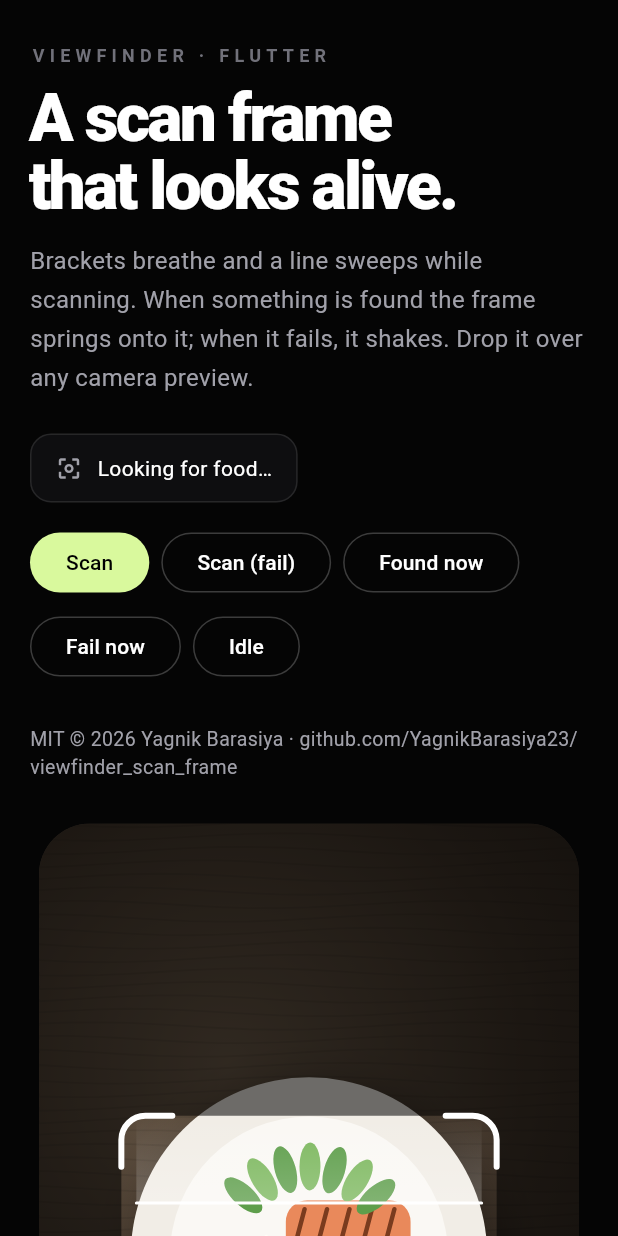
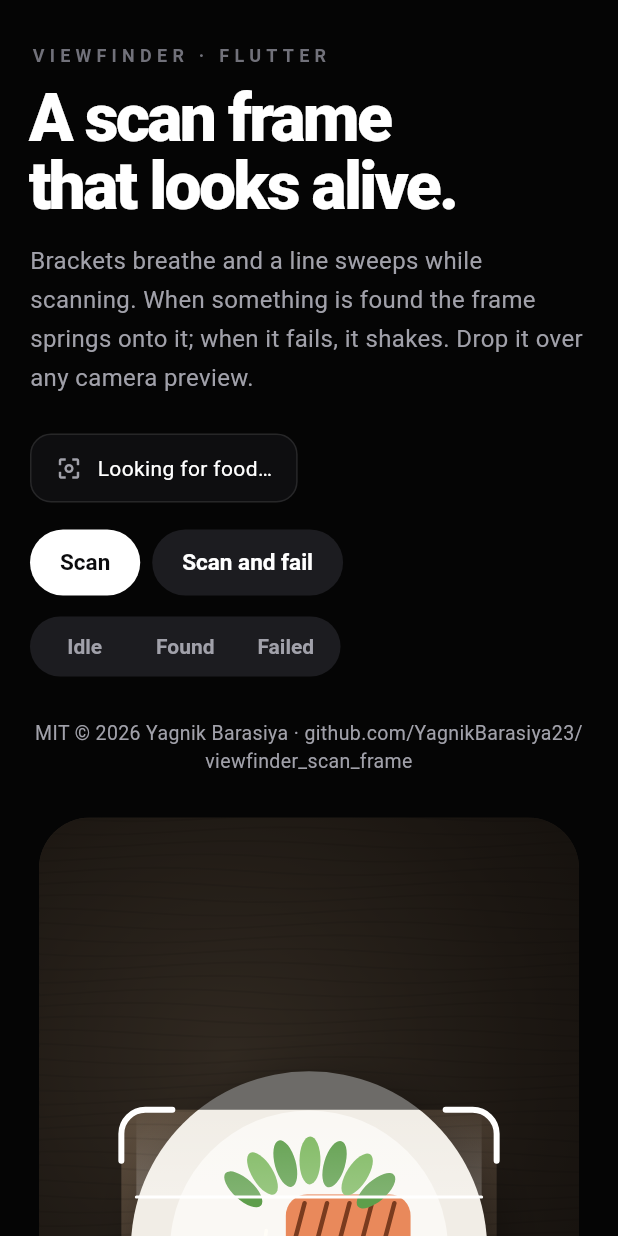
Before and after one commit to YagnikBarasiya23/viewfinder_scan_frame, a Flutter app: the screen it shows after launch, on a phone screen of 412 x 824 dp. Run offline on Flutter 3.47's test engine with Material 3 defaults, Android fonts, the phone set to English and light mode, and no system bars.

Commit message:
Restyle the demo: segmented control, pill buttons, edge-to-edge

```diff
--- /dev/null
+++ b/example/lib/controls.dart
@@ -0,0 +1,189 @@
+// Demo controls shared by every component demo: a segmented control with a
+// sliding thumb, pill buttons and colour swatches. Each demo keeps its own copy.
+import 'package:flutter/cupertino.dart';
+import 'package:flutter/material.dart';
+
+const kTrack = Color(0xFF1C1C20);
+const kThumb = Color(0xFF3A3A40);
+const kControlMuted = Color(0xFFA1A1AA);
+const _disabledBg = Color(0xFF26262A);
+const _disabledFg = Color(0xFF71717A);
+
+/// Slider and switch colours to match the controls below.
+ThemeData demoControlsTheme(ThemeData base) => base.copyWith(
+  sliderTheme: const SliderThemeData(
+    activeTrackColor: Colors.white,
+    inactiveTrackColor: kTrack,
+    thumbColor: Colors.white,
+    overlayColor: Color(0x14FFFFFF),
+    trackHeight: 4,
+  ),
+);
+
+/// An iOS-style segmented control. The thumb slides to the selected segment;
+/// with no selection it hides, which suits segments that are actions.
+class Segmented<T> extends StatelessWidget {
+  const Segmented({super.key, required this.segments, required this.selected, required this.onChanged, this.expand = false});
+
+  final Map<T, String> segments;
+  final T? selected;
+  final ValueChanged<T>? onChanged;
+
+  /// Fill the available width instead of sizing to the longest label.
+  final bool expand;
+
+  @override
+  Widget build(BuildContext context) {
+    final keys = segments.keys.toList();
+    final index = selected == null ? -1 : keys.indexOf(selected as T);
+    final enabled = onChanged != null;
+    final reduceMotion = MediaQuery.maybeDisableAnimationsOf(context) ?? false;
+    final x = keys.length < 2 ? 0.0 : -1 + 2 * (index < 0 ? 0 : index) / (keys.length - 1);
+
+    Widget control = Container(
+      height: 40,
+      padding: const EdgeInsets.all(3),
+      decoration: const ShapeDecoration(color: kTrack, shape: StadiumBorder()),
+      child: Stack(
+        children: [
+          AnimatedAlign(
+            alignment: Alignment(x, 0),
+            duration: reduceMotion ? Duration.zero : const Duration(milliseconds: 260),
+            curve: Curves.easeOutCubic,
+            child: FractionallySizedBox(
+              widthFactor: 1 / keys.length,
+              heightFactor: 1,
+              child: AnimatedOpacity(
+                opacity: index < 0 ? 0 : 1,
+                duration: const Duration(milliseconds: 160),
+                child: const DecoratedBox(decoration: ShapeDecoration(color: kThumb, shape: StadiumBorder())),
+              ),
+            ),
+          ),
+          Row(
+            children: [
+              for (final (i, key) in keys.indexed)
+                Expanded(
+                  child: Semantics(
+                    button: true,
+                    selected: i == index,
+                    enabled: enabled,
+                    child: GestureDetector(
+                      behavior: HitTestBehavior.opaque,
+                      onTap: enabled ? () => onChanged!(key) : null,
+                      child: Center(
+                        child: Padding(
+                          padding: const EdgeInsets.symmetric(horizontal: 14),
+                          child: AnimatedDefaultTextStyle(
+                            duration: const Duration(milliseconds: 160),
+                            style: TextStyle(
+                              fontSize: 14,
+                              fontWeight: FontWeight.w600,
+                              color: !enabled ? _disabledFg : (i == index ? Colors.white : kControlMuted),
+                            ),
+                            child: Text(segments[key]!, maxLines: 1),
+                          ),
+                        ),
+                      ),
+                    ),
+                  ),
+                ),
+            ],
+          ),
+        ],
+      ),
+    );
+    if (!expand) control = IntrinsicWidth(child: control);
+    return control;
+  }
+}
+
+/// A pill button: white when [primary], a dark glass pill otherwise.
+class PillButton extends StatelessWidget {
+  const PillButton({super.key, required this.label, required this.onPressed, this.primary = false, this.expand = false});
+
+  final String label;
+  final VoidCallback? onPressed;
+  final bool primary;
+  final bool expand;
+
+  @override
+  Widget build(BuildContext context) {
+    final button = FilledButton(
+      onPressed: onPressed,
+      style: FilledButton.styleFrom(
+        backgroundColor: primary ? Colors.white : kTrack,
+        foregroundColor: primary ? const Color(0xFF0B0B0D) : Colors.white,
+        disabledBackgroundColor: _disabledBg,
+        disabledForegroundColor: _disabledFg,
+        shape: const StadiumBorder(),
+        minimumSize: const Size(0, 44),
+        padding: const EdgeInsets.symmetric(horizontal: 20),
+        textStyle: const TextStyle(fontSize: 15, fontWeight: FontWeight.w600),
+      ),
+      child: Text(label),
+    );
+    return expand ? SizedBox(width: double.infinity, child: button) : button;
+  }
+}
+
+/// A row of colour dots. Each swatch is one colour or a two-colour blend.
+class Swatches extends StatelessWidget {
+  const Swatches({super.key, required this.swatches, required this.selected, required this.onChanged});
+
+  /// Name → one or two colours.
+  final Map<String, List<Color>> swatches;
+  final String selected;
+  final ValueChanged<String> onChanged;
+
+  @override
+  Widget build(BuildContext context) {
+    return Wrap(
+      spacing: 14,
+      alignment: WrapAlignment.center,
+      children: [
+        for (final MapEntry(key: name, value: colors) in swatches.entries)
+          Semantics(
+            button: true,
+            selected: name == selected,
+            label: name,
+            child: GestureDetector(
+              onTap: () => onChanged(name),
+              child: AnimatedContainer(
+                duration: const Duration(milliseconds: 160),
+                width: 30,
+                height: 30,
+                padding: const EdgeInsets.all(3),
+                decoration: BoxDecoration(
+                  shape: BoxShape.circle,
+                  border: Border.all(color: name == selected ? Colors.white : Colors.transparent, width: 2),
+                ),
+                child: DecoratedBox(
+                  decoration: BoxDecoration(
+                    shape: BoxShape.circle,
+                    gradient: LinearGradient(
+                      begin: Alignment.topLeft,
+                      end: Alignment.bottomRight,
+                      colors: colors.length == 1 ? [colors.first, colors.first] : colors,
+                    ),
+                  ),
+                ),
+              ),
+            ),
+          ),
+      ],
+    );
+  }
+}
+
+/// An iOS-style switch in the demo colours.
+class DemoSwitch extends StatelessWidget {
+  const DemoSwitch({super.key, required this.value, required this.onChanged});
+
+  final bool value;
+  final ValueChanged<bool> onChanged;
+
+  @override
+  Widget build(BuildContext context) =>
+      CupertinoSwitch(value: value, onChanged: onChanged, activeTrackColor: const Color(0xFF34C759), inactiveTrackColor: kThumb);
+}
--- a/example/lib/main.dart
+++ b/example/lib/main.dart
@@ -3,6 +3,8 @@
 
 import 'package:flutter/material.dart';
 import 'package:viewfinder_scan_frame/viewfinder_scan_frame.dart';
+
+import 'controls.dart';
 
 void main() => runApp(const ViewfinderDemo());
 
@@ -130,30 +132,38 @@
           spacing: 8,
           runSpacing: 8,
           children: [
-            FilledButton(
-              onPressed: () => _scan(succeed: true),
-              style: FilledButton.styleFrom(backgroundColor: _accent, foregroundColor: Colors.black),
-              child: const Text('Scan'),
-            ),
-            _Outline(label: 'Scan (fail)', onTap: () => _scan(succeed: false)),
-            _Outline(label: 'Found now', onTap: () => setState(() => _status = ViewfinderStatus.locked)),
-            _Outline(label: 'Fail now', onTap: () => setState(() => _status = ViewfinderStatus.failed)),
-            _Outline(label: 'Idle', onTap: () => setState(() => _status = ViewfinderStatus.idle)),
+            PillButton(label: 'Scan', primary: true, onPressed: () => _scan(succeed: true)),
+            PillButton(label: 'Scan and fail', onPressed: () => _scan(succeed: false)),
           ],
         ),
+        const SizedBox(height: 12),
+        Segmented<ViewfinderStatus>(
+          segments: const {
+            ViewfinderStatus.idle: 'Idle',
+            ViewfinderStatus.locked: 'Found',
+            ViewfinderStatus.failed: 'Failed',
+          },
+          selected: _status,
+          onChanged: (status) => setState(() => _status = status),
+        ),
         const SizedBox(height: 28),
-        const Text(
-          'MIT © 2026 Yagnik Barasiya · github.com/YagnikBarasiya23/viewfinder_scan_frame',
-          style: TextStyle(color: _muted, fontSize: 13),
+        const SizedBox(
+          width: double.infinity,
+          child: Text(
+            'MIT © 2026 Yagnik Barasiya · github.com/YagnikBarasiya23/viewfinder_scan_frame',
+            style: TextStyle(color: _muted, fontSize: 13),
+            textAlign: TextAlign.center,
+          ),
         ),
       ],
     );
 
     return Scaffold(
       body: SafeArea(
+        bottom: false,
         child: Center(
           child: SingleChildScrollView(
-            padding: const EdgeInsets.fromLTRB(20, 28, 20, 40),
+            padding: EdgeInsets.fromLTRB(20, 28, 20, 40 + MediaQuery.paddingOf(context).bottom),
             child: ConstrainedBox(
               constraints: const BoxConstraints(maxWidth: 960),
               child: LayoutBuilder(
@@ -178,25 +188,6 @@
           ),
         ),
       ),
-    );
-  }
-}
-
-class _Outline extends StatelessWidget {
-  const _Outline({required this.label, required this.onTap});
-
-  final String label;
-  final VoidCallback onTap;
-
-  @override
-  Widget build(BuildContext context) {
-    return OutlinedButton(
-      onPressed: onTap,
-      style: OutlinedButton.styleFrom(
-        foregroundColor: Colors.white,
-        side: const BorderSide(color: Color(0x38FFFFFF)),
-      ),
-      child: Text(label),
     );
   }
 }
@@ -283,7 +274,10 @@
       canvas.save();
       canvas.translate(p.dx, p.dy);
       canvas.rotate(a + math.pi / 2);
-      canvas.drawOval(const Rect.fromLTWH(-7, -16, 14, 32), leaf..color = i.isEven ? const Color(0xFF5E9E4B) : const Color(0xFF7DB85F));
+      canvas.drawOval(
+        const Rect.fromLTWH(-7, -16, 14, 32),
+        leaf..color = i.isEven ? const Color(0xFF5E9E4B) : const Color(0xFF7DB85F),
+      );
       canvas.restore();
     }
     // Tomatoes
```
